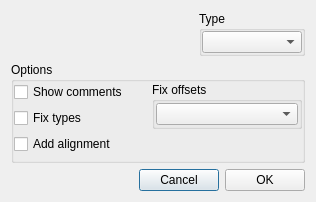
The window that gui_source/dialogexport.ui (horsicq/PDBRipper) describes before a commit, drawn with Qt 5.
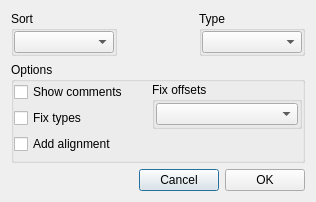
The same window after the commit.

Diff of the .ui file:
```diff
--- a/gui_source/dialogexport.ui
+++ b/gui_source/dialogexport.ui
@@ -22,6 +22,37 @@
   <layout class="QVBoxLayout" name="verticalLayout_4">
    <item>
     <layout class="QHBoxLayout" name="horizontalLayout_3">
+     <item>
+      <widget class="QGroupBox" name="groupBoxSort">
+       <property name="title">
+        <string>Sort</string>
+       </property>
+       <layout class="QVBoxLayout" name="verticalLayout_5">
+        <property name="leftMargin">
+         <number>0</number>
+        </property>
+        <property name="topMargin">
+         <number>0</number>
+        </property>
+        <property name="rightMargin">
+         <number>0</number>
+        </property>
+        <property name="bottomMargin">
+         <number>0</number>
+        </property>
+        <item>
+         <widget class="QComboBox" name="comboBoxSort">
+          <property name="minimumSize">
+           <size>
+            <width>100</width>
+            <height>0</height>
+           </size>
+          </property>
+         </widget>
+        </item>
+       </layout>
+      </widget>
+     </item>
      <item>
       <spacer name="horizontalSpacer_2">
        <property name="orientation">
```
Left out of the diff: 2 changed lines with no effect on the pictures.
